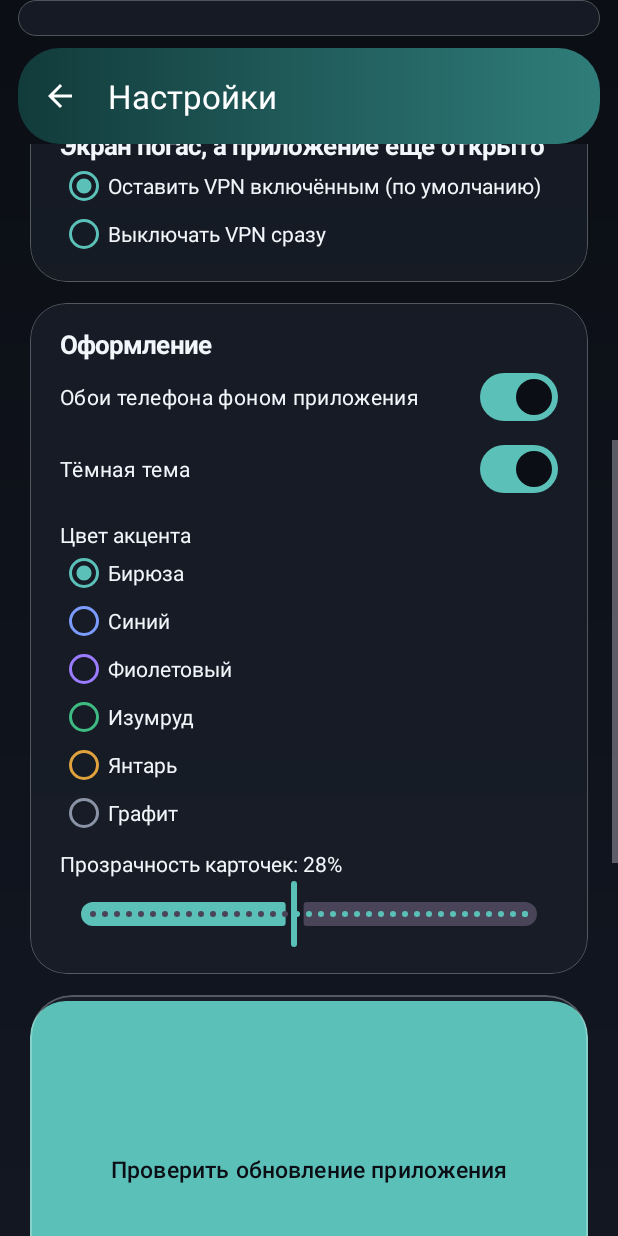
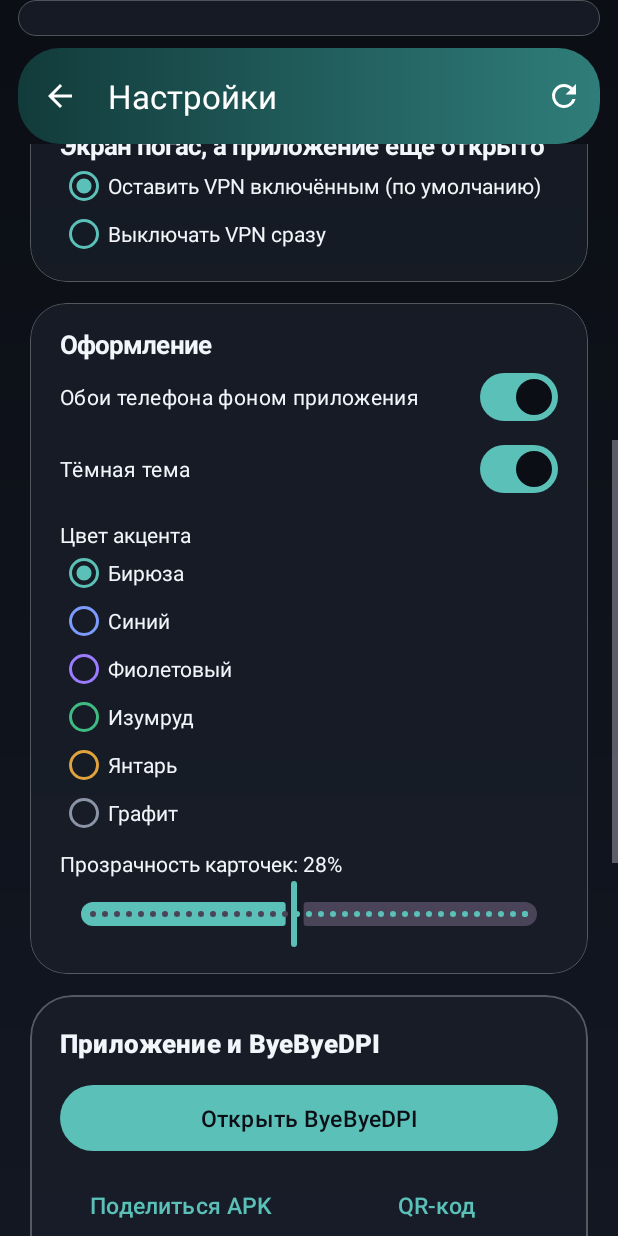
Before and after one commit to Bayan1377/ByeDpiAutostart, an Android app: the SettingsActivity screen opened directly, with no data from a screen before it, scrolled down 509 dp, on a phone screen of 412 x 824 dp. Run offline under Robolectric (Android 15) with nearby library versions, the phone set to English and light mode, and no system bars; 1 statement that could not run was skipped.

Commit message:
Версия 1.28: обновление в шапке, share и QR

```diff
--- a/app/build.gradle.kts
+++ b/app/build.gradle.kts
@@ -20,8 +20,8 @@ android {
         applicationId = "ru.dsh.byediautostart"
         minSdk = 26
         targetSdk = 34
-        versionCode = 31
-        versionName = "1.27"
+        versionCode = 32
+        versionName = "1.28"
     }
 
     signingConfigs {
--- a/app/src/main/java/ru/dsh/byediautostart/SettingsActivity.kt
+++ b/app/src/main/java/ru/dsh/byediautostart/SettingsActivity.kt
@@ -53,6 +53,15 @@ class SettingsActivity : AppCompatActivity() {
             setBackgroundResource(ThemeManager.headerRes(this@SettingsActivity))
             setNavigationIcon(R.drawable.ic_arrow_back)
             setNavigationOnClickListener { finish() }
+            inflateMenu(R.menu.settings_menu)
+            setOnMenuItemClickListener { item ->
+                if (item.itemId == R.id.action_app_update) {
+                    AppUpdateChecker.checkNow(this@SettingsActivity)
+                    true
+                } else {
+                    false
+                }
+            }
         }
         root.addView(
             toolbar,
@@ -325,11 +334,6 @@ class SettingsActivity : AppCompatActivity() {
         tools.findViewById<View>(R.id.btnDefaultApps).setOnClickListener {
             ToolsActions.resetDefaultTargets(this)
         }
-        val update = MaterialButton(this).apply {
-            text = getString(R.string.app_update_check)
-            setOnClickListener { AppUpdateChecker.checkNow(this@SettingsActivity) }
-        }
-        (tools as ViewGroup).addView(update)
     }
 
     private fun buildByeDpiDescription(parent: LinearLayout) {
--- /dev/null
+++ b/app/src/main/res/menu/settings_menu.xml
@@ -0,0 +1,10 @@
+<?xml version="1.0" encoding="utf-8"?>
+<menu xmlns:android="http://schemas.android.com/apk/res/android"
+    xmlns:app="http://schemas.android.com/apk/res-auto">
+    <item
+        android:id="@+id/action_app_update"
+        android:icon="@drawable/ic_refresh"
+        android:iconTint="@color/white"
+        android:title="@string/app_update_check"
+        app:showAsAction="always" />
+</menu>
```
Also changed, not shown: 2 other files.
